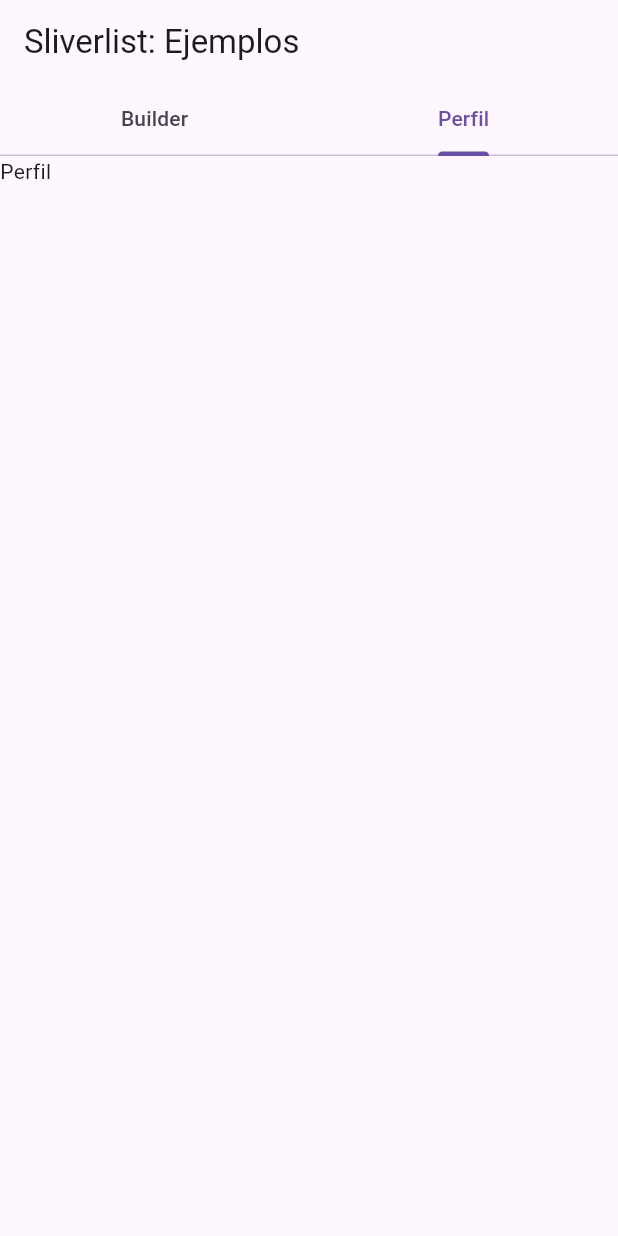
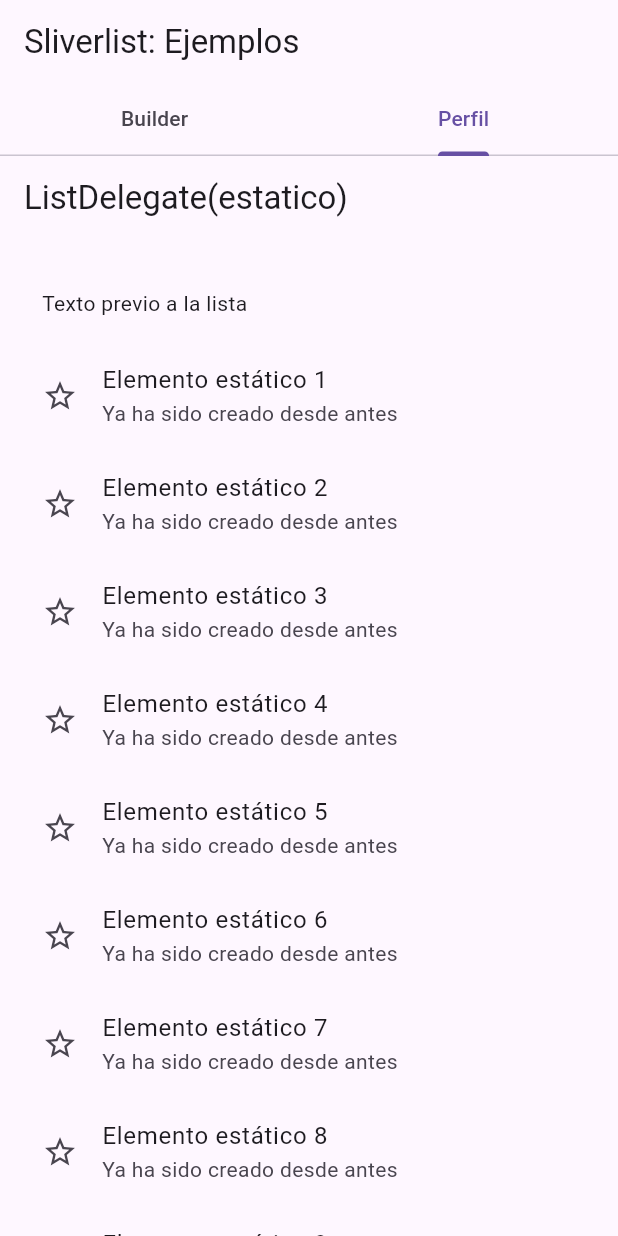
Before and after one commit to fr4nsgallegos/recetasappg13, a Flutter app: the screen it shows after launch, tab 2 chosen, on a phone screen of 412 x 824 dp. Run offline on Flutter 3.47's test engine with Material 3 defaults, Android fonts, the phone set to English and light mode, and no system bars.

Commit message:
sliverlist con lista estatica corta

```diff
--- a/lib/pages/sliver/sliver_listbuilder_tab.dart
+++ b/lib/pages/sliver/sliver_listbuilder_tab.dart
@@ -37,7 +37,6 @@ class SliverListbuilderTab extends StatelessWidget {
             ),
           ),
         ),
-
         SliverToBoxAdapter(
           child: Padding(
             padding: EdgeInsetsGeometry.all(16),
--- /dev/null
+++ b/lib/pages/sliver/sliver_listdelegate_tab.dart
@@ -0,0 +1,47 @@
+import 'package:flutter/material.dart';
+
+// útil cuando ua tenemos los widgets creados de antemano
+//  menos flexible para listas enormes, perfecto cuando queremos bloques fijos
+
+class SliverListdelegateTab extends StatelessWidget {
+  const SliverListdelegateTab({super.key});
+
+  @override
+  Widget build(BuildContext context) {
+    // ya tenemos los hijos creados(una lista corta estática)
+    final children = List.generate(
+      12,
+      (i) => ListTile(
+        leading: Icon(Icons.star_outline),
+        title: Text("Elemento estático ${i + 1}"),
+        subtitle: Text("Ya ha sido creado desde antes"),
+      ),
+    );
+    return CustomScrollView(
+      slivers: [
+        SliverAppBar(pinned: true, title: Text("ListDelegate(estatico)")),
+        SliverPadding(
+          padding: EdgeInsets.symmetric(horizontal: 12, vertical: 16),
+          sliver: SliverList(
+            delegate: SliverChildListDelegate([
+              Padding(
+                padding: EdgeInsetsGeometry.all(16),
+                child: Text("Texto previo a la lista"),
+              ),
+              ...children,
+              Container(
+                height: 100,
+                alignment: Alignment.center,
+                decoration: BoxDecoration(
+                  borderRadius: BorderRadius.circular(16),
+                  color: Colors.indigo,
+                ),
+                child: Text("Bloque final, dentro del mismo sliverlist"),
+              ),
+            ]),
+          ),
+        ),
+      ],
+    );
+  }
+}
--- a/lib/pages/sliver/sliver_page.dart
+++ b/lib/pages/sliver/sliver_page.dart
@@ -1,5 +1,6 @@
 import 'package:flutter/material.dart';
 import 'package:recetasappg13/pages/sliver/sliver_listbuilder_tab.dart';
+import 'package:recetasappg13/pages/sliver/sliver_listdelegate_tab.dart';
 
 class SliverPage extends StatelessWidget {
   const SliverPage({super.key});
@@ -18,7 +19,9 @@ class SliverPage extends StatelessWidget {
             ],
           ),
         ),
-        body: TabBarView(children: [SliverListbuilderTab(), Text("Perfil")]),
+        body: TabBarView(
+          children: [SliverListbuilderTab(), SliverListdelegateTab()],
+        ),
       ),
     );
   }
```
